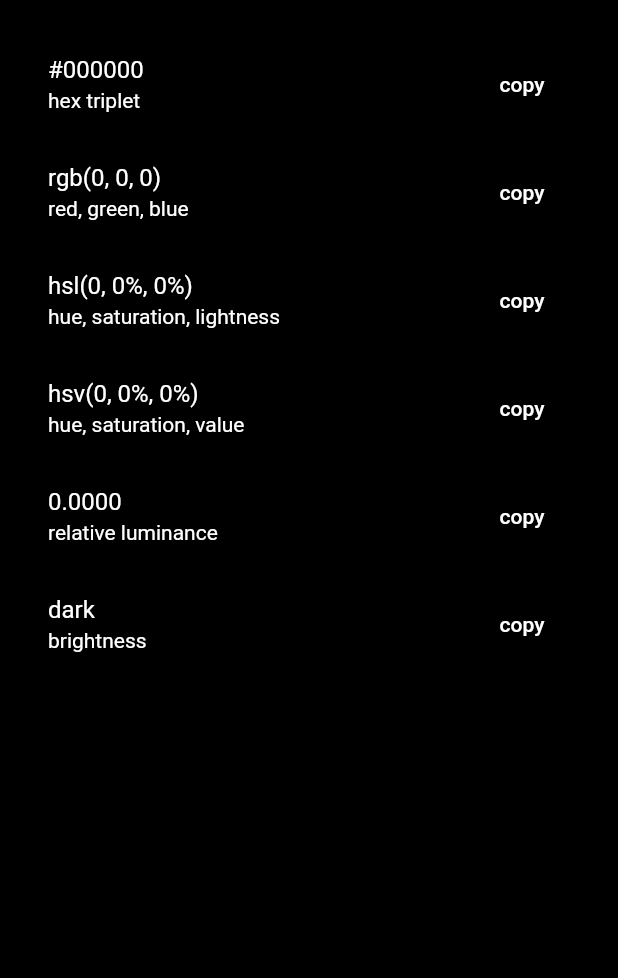
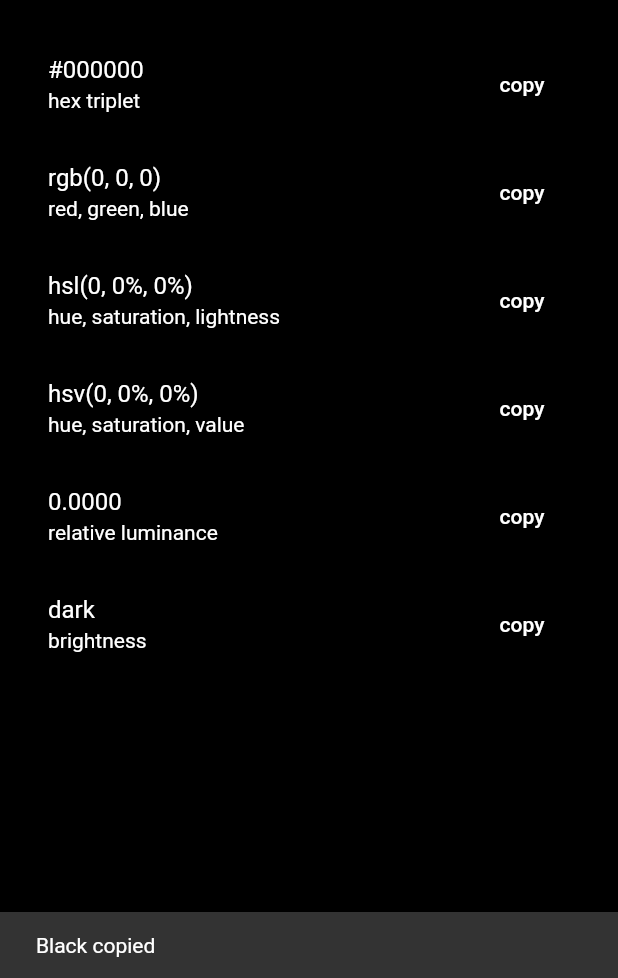
Before and after one commit to helloingworld/HelloWorldColors, a Flutter app: the HelloColorScreen screen opened directly with sample values from the repository, tab 2 chosen, after a tap on "copy", on a phone screen of 412 x 824 dp, the part 258-1236 px from its top. Run offline on Flutter 3.47's test engine with Material 2 defaults, Android fonts, the phone set to English and light mode, and no system bars.

Commit message:
Cleanup Hello Color Screen info tab

```diff
--- a/hello_world_colors/lib/main.dart
+++ b/hello_world_colors/lib/main.dart
@@ -15,6 +15,7 @@ class MyApp extends StatelessWidget {
         // primarySwatch: Colors.white,
         primaryColor: Colors.white,
         accentColor: Colors.black,
+        // brightness: Brightness.dark,
         visualDensity: VisualDensity.adaptivePlatformDensity,
 
         appBarTheme: const AppBarTheme(elevation: 0.0),
--- a/hello_world_colors/lib/screens/hello_color_screen.dart
+++ b/hello_world_colors/lib/screens/hello_color_screen.dart
@@ -1,4 +1,5 @@
 import 'package:flutter/material.dart';
+import 'package:flutter/services.dart';
 import 'package:hello_world_colors/data/named_color.dart';
 
 class HelloColorScreen extends StatelessWidget {
@@ -29,11 +30,7 @@ class HelloColorScreen extends StatelessWidget {
         backgroundColor: namedColor.color,
         appBar: AppBar(
           title: Text(namedColor.name),
-          actions: [
-            // IconButton(
-            //   icon: const Icon(Icons.copy),
-            //   onPressed: () {},
-            // ),
+          actions: <Widget>[
             IconButton(
               icon: const Icon(Icons.open_in_browser),
               onPressed: () {},
@@ -41,103 +38,35 @@ class HelloColorScreen extends StatelessWidget {
           ],
           bottom: const TabBar(
             tabs: <Tab>[
-              // Tab(text: 'Hello'),
-              // Tab(text: 'Info'),
               Tab(icon: Icon(Icons.language)),
               Tab(icon: Icon(Icons.info_outline)),
             ],
           ),
         ),
         body: TabBarView(
-          children: [
+          children: <Widget>[
             Column(
               // crossAxisAlignment: CrossAxisAlignment.center,
               mainAxisAlignment: MainAxisAlignment.center,
-              children: [
+              children: <Widget>[
                 Text(
                   'Hello, World! I\'m',
                   style: Theme.of(context).textTheme.headline1.copyWith(
                         color: textColor,
                         fontSize: 34.0,
                       ),
+                  textAlign: TextAlign.center,
                 ),
                 Text(
                   namedColor.name,
                   style: Theme.of(context).textTheme.headline3.copyWith(color: textColor),
+                  textAlign: TextAlign.center,
                 ),
               ],
             ),
             _ColorInfoList(namedColor: namedColor),
           ],
         ),
-
-        // Column(
-        //   mainAxisAlignment: MainAxisAlignment.center,
-        //   crossAxisAlignment: CrossAxisAlignment.start,
-        //   children: <Widget>[
-        //     // Text('Hello World 2', style: textTheme.headline4),
-        //     FittedBox(
-        //       fit: BoxFit.fitWidth,
-        //       child: Text(
-        //         'Hello, World!',
-        //         style: Theme.of(context).textTheme.headline1.copyWith(color: textColor),
-        //       ),
-        //     ),
-        //     FittedBox(
-        //       fit: BoxFit.fitWidth,
-        //       child: Text(
-        //         'I\'m ${namedColor.name}',
-        //         // style: Theme.of(context).textTheme.headline4.copyWith(color: textColor),
-        //         style: Theme.of(context).textTheme.headline1.copyWith(
-        //               color: textColor,
-        //               fontSize: Theme.of(context).textTheme.headline3.fontSize,
-        //             ),
-        //       ),
-        //     ),
-        //     const SizedBox(height: 32.0),
-        //     Text(
-        //       '${namedColor.toHexTriplet()}\n'
-        //       'rgb(${namedColor.color.red}, ${namedColor.color.green}, ${namedColor.color.blue})\n'
-        //       '${namedColor.toHSLString()}\n'
-        //       '${namedColor.toHSVString()}',
-        //       style: Theme.of(context).textTheme.headline1.copyWith(
-        //             color: textColor,
-        //             fontSize: Theme.of(context).textTheme.headline6.fontSize,
-        //           ),
-        //     ),
-        //     const SizedBox(height: 32.0),
-        //     // Text(
-        //     //   '${namedColor.color.computeLuminance().toStringAsFixed(4)} ($brightnessString)',
-        //     //   style: Theme.of(context).textTheme.headline1.copyWith(
-        //     //         color: textColor,
-        //     //         fontSize: Theme.of(context).textTheme.headline6.fontSize,
-        //     //       ),
-        //     // ),
-        //     Wrap(
-        //       crossAxisAlignment: WrapCrossAlignment.center,
-        //       children: <Widget>[
-        //         Icon(
-        //             brightness == Brightness.dark
-        //                 ? Icons.brightness_low
-        //                 : Icons.brightness_high,
-        //             color: textColor),
-        //         const SizedBox(width: 8.0),
-        //         Text(
-        //           // namedColor.color.computeLuminance().toStringAsFixed(4),
-        //           '${namedColor.color.computeLuminance().toStringAsFixed(4)} ($brightnessString)',
-        //           style: Theme.of(context).textTheme.headline1.copyWith(
-        //                 color: textColor,
-        //                 fontSize: Theme.of(context).textTheme.headline6.fontSize,
-        //               ),
-        //         ),
-        //       ],
-        //     ),
-        //     // Text(
-        //     //   'I\'m ${namedColor.name}',
-        //     //   style: Theme.of(context).textTheme.headline2.copyWith(color: textColor),
-        //     // ),
-        //   ],
-        // ),
       ),
     );
   }
@@ -150,12 +79,10 @@ class _ColorInfoList extends StatelessWidget {
 
   @override
   Widget build(BuildContext context) {
-    final String brightnessString = namedColor.isDark ? 'dark' : 'light';
+    final Color contrastColor = namedColor.isDark ? Colors.white : Colors.black;
 
-    final Color contrastColor = namedColor.isDark ? Colors.white : Colors.black;
     return ListTileTheme(
       textColor: contrastColor,
-      // iconColor: contrastColor.withOpacity(0.75),
       iconColor: contrastColor,
       child: TextButtonTheme(
         data: TextButtonThemeData(
@@ -167,18 +94,32 @@ class _ColorInfoList extends StatelessWidget {
           children: <Widget>[
             _ColorInfoListTile(
               info: namedColor.name,
-              subtitle: 'name',
+              description: 'name',
             ),
-            _ColorInfoListTile(info: namedColor.toHexTriplet(), subtitle: 'hex triplet'),
-            _ColorInfoListTile(info: namedColor.toRGBString(), subtitle: 'red, green, blue'),
             _ColorInfoListTile(
-                info: namedColor.toHSLString(), subtitle: 'hue, saturation, lightness'),
-            _ColorInfoListTile(info: namedColor.toHSVString(), subtitle: 'hue, saturation, value'),
+              info: namedColor.toHexTriplet(),
+              description: 'hex triplet',
+            ),
+            _ColorInfoListTile(
+              info: namedColor.toRGBString(),
+              description: 'red, green, blue',
+            ),
+            _ColorInfoListTile(
+              info: namedColor.toHSLString(),
+              description: 'hue, saturation, lightness',
+            ),
+            _ColorInfoListTile(
+              info: namedColor.toHSVString(),
+              description: 'hue, saturation, value',
+            ),
             _ColorInfoListTile(
               info: namedColor.color.computeLuminance().toStringAsFixed(4),
-              subtitle: 'relative luminance',
+              description: 'relative luminance',
             ),
-            _ColorInfoListTile(info: namedColor.isDark ? 'dark' : 'light', subtitle: 'brightness'),
+            _ColorInfoListTile(
+              info: namedColor.isDark ? 'dark' : 'light',
+              description: 'brightness',
+            ),
           ],
         ),
       ),
@@ -187,39 +128,30 @@ class _ColorInfoList extends StatelessWidget {
 }
 
 class _ColorInfoListTile extends StatelessWidget {
-  const _ColorInfoListTile({Key key, this.info, this.subtitle}) : super(key: key);
+  const _ColorInfoListTile({Key key, this.info, this.description}) : super(key: key);
 
   final String info;
-  final String subtitle;
+  final String description;
+
+  Future<void> onCopyPressed(BuildContext context) async {
+    await Clipboard.setData(ClipboardData(text: info));
+    Scaffold.of(context).showSnackBar(SnackBar(
+      content: Text('$info copied'),
+      // backgroundColor: Colors.white,
+      // behavior: SnackBarBehavior.floating,
+      // shape: RoundedRectangleBorder(borderRadius: BorderRadius.circular(16.0)),
+    ));
+  }
 
   @override
   Widget build(BuildContext context) {
     return ListTile(
       title: Text(info),
-      subtitle: Text(subtitle),
+      subtitle: Text(description),
       trailing: TextButton(
         child: const Text('copy'),
-        onPressed: () {},
+        onPressed: () => onCopyPressed(context),
       ),
-      // trailing: Wrap(
-      //   children: [
-      //     IconButton(
-      //       // iconSize: 20.0,
-      //       icon: const Icon(Icons.content_copy),
-      //       onPressed: () {},
-      //     ),
-      //     IconButton(
-      //       // iconSize: 20.0,
-      //       icon: const Icon(Icons.search),
-      //       onPressed: () {},
-      //     ),
-      //   ],
-      // ),
-
-      // trailing: IconButton(
-      //   icon: const Icon(Icons.content_copy),
-      //   onPressed: () {},
-      // ),
     );
   }
 }
```
